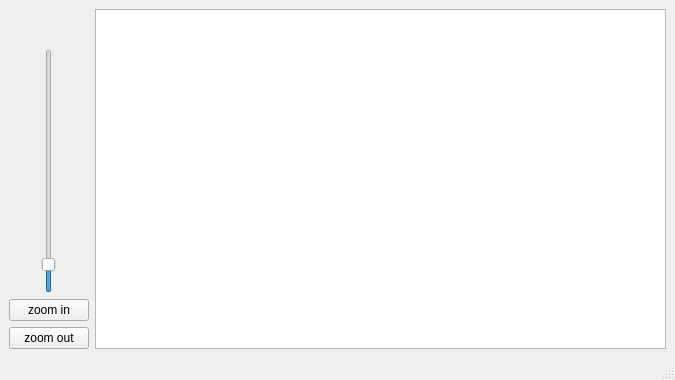
Before: the Qt Designer form mainwindow.ui in xjahod06/ICP_2020_proj, drawn with Qt 5.
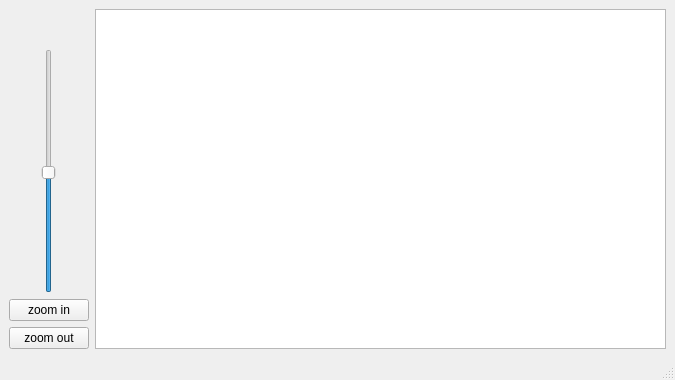
After: the same form once the commit is applied.

Commit message: better zoom

What changed in the file:
```diff
--- a/mainwindow.ui
+++ b/mainwindow.ui
@@ -50,7 +50,7 @@
            <number>100</number>
           </property>
           <property name="value">
-           <number>10</number>
+           <number>50</number>
           </property>
           <property name="orientation">
            <enum>Qt::Vertical</enum>
```
The commit also changes 2 other files.
